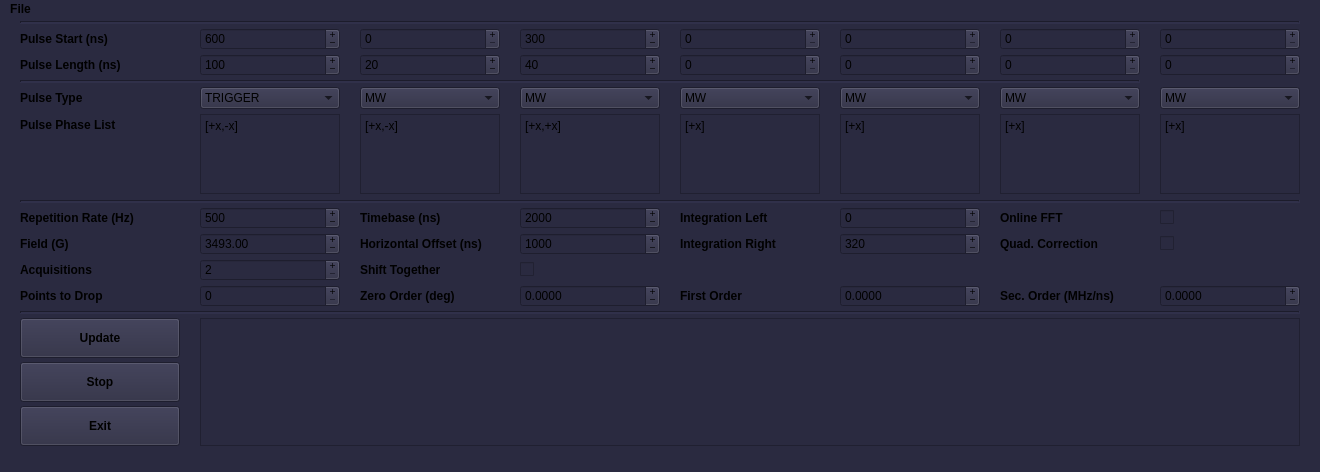
This is atomize/control_center/gui/phasing_main_window.ui in Anatoly1010/Atomize_ITC as Qt 5 draws it before an edit. The edited form follows.
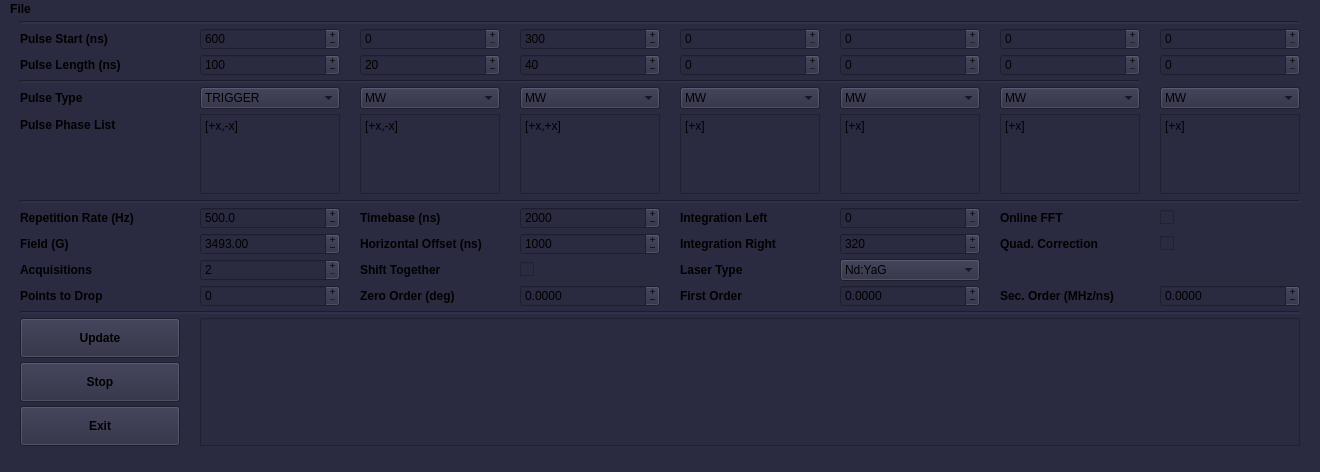
This is the edited form.

Diff of the .ui file:
```diff
--- a/atomize/control_center/gui/phasing_main_window.ui
+++ b/atomize/control_center/gui/phasing_main_window.ui
@@ -227,31 +227,6 @@
         </property>
        </widget>
       </item>
-      <item row="8" column="1">
-       <widget class="QSpinBox" name="Rep_rate">
-        <property name="contextMenuPolicy">
-         <enum>Qt::NoContextMenu</enum>
-        </property>
-        <property name="buttonSymbols">
-         <enum>QAbstractSpinBox::PlusMinus</enum>
-        </property>
-        <property name="keyboardTracking">
-         <bool>false</bool>
-        </property>
-        <property name="minimum">
-         <number>1</number>
-        </property>
-        <property name="maximum">
-         <number>10000</number>
-        </property>
-        <property name="singleStep">
-         <number>10</number>
-        </property>
-        <property name="value">
-         <number>500</number>
-        </property>
-       </widget>
-      </item>
       <item row="6" column="0">
        <spacer name="verticalSpacer">
         <property name="orientation">
@@ -1411,6 +1386,61 @@
         </property>
        </widget>
       </item>
+      <item row="10" column="4">
+       <widget class="QLabel" name="label_19">
+        <property name="font">
+         <font>
+          <weight>75</weight>
+          <bold>true</bold>
+         </font>
+        </property>
+        <property name="text">
+         <string>Laser Type</string>
+        </property>
+       </widget>
+      </item>
+      <item row="10" column="5">
+       <widget class="QComboBox" name="Combo_laser">
+        <property name="currentIndex">
+         <number>0</number>
+        </property>
+        <item>
+         <property name="text">
+          <string>Nd:YaG</string>
+         </property>
+        </item>
+        <item>
+         <property name="text">
+          <string>NovoFEL</string>
+         </property>
+        </item>
+       </widget>
+      </item>
+      <item row="8" column="1">
+       <widget class="QDoubleSpinBox" name="Rep_rate">
+        <property name="contextMenuPolicy">
+         <enum>Qt::NoContextMenu</enum>
+        </property>
+        <property name="buttonSymbols">
+         <enum>QAbstractSpinBox::PlusMinus</enum>
+        </property>
+        <property name="keyboardTracking">
+         <bool>false</bool>
+        </property>
+        <property name="decimals">
+         <number>1</number>
+        </property>
+        <property name="minimum">
+         <double>0.100000000000000</double>
+        </property>
+        <property name="maximum">
+         <double>10000.000000000000000</double>
+        </property>
+        <property name="value">
+         <double>500.000000000000000</double>
+        </property>
+       </widget>
+      </item>
      </layout>
     </item>
    </layout>
```
